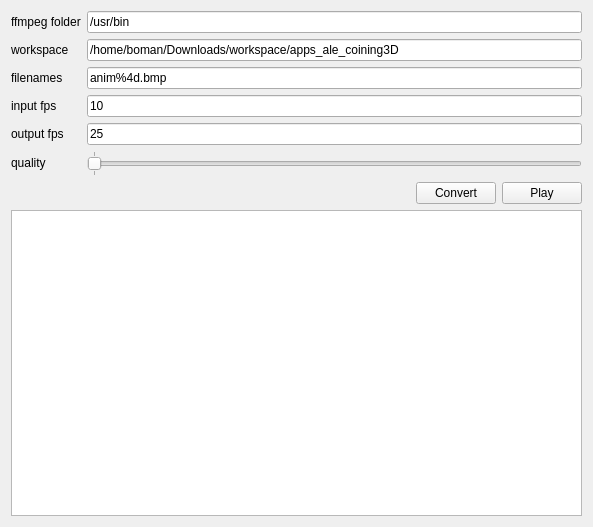
The window that apps/ffmpeg/widget.ui (rboman/progs) describes before a commit, drawn with Qt 5.
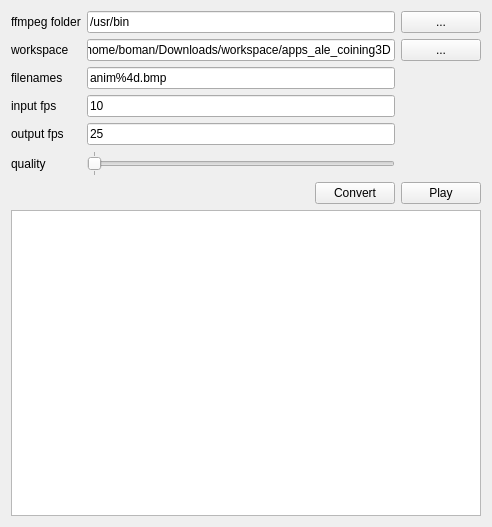
The same window after the commit.

```diff
--- a/apps/ffmpeg/widget.ui
+++ b/apps/ffmpeg/widget.ui
@@ -6,7 +6,7 @@
    <rect>
     <x>0</x>
     <y>0</y>
-    <width>593</width>
+    <width>492</width>
     <height>527</height>
    </rect>
   </property>
@@ -15,7 +15,7 @@
   </property>
   <layout class="QVBoxLayout" name="verticalLayout">
    <item>
-    <layout class="QFormLayout" name="formLayout">
+    <layout class="QGridLayout" name="gridLayout">
      <item row="0" column="0">
       <widget class="QLabel" name="label">
        <property name="text">
@@ -30,6 +30,13 @@
        </property>
       </widget>
      </item>
+     <item row="0" column="2">
+      <widget class="QPushButton" name="ffmpegfolder_Button">
+       <property name="text">
+        <string>...</string>
+       </property>
+      </widget>
+     </item>
      <item row="1" column="0">
       <widget class="QLabel" name="label_2">
        <property name="text">
@@ -44,6 +51,13 @@
        </property>
       </widget>
      </item>
+     <item row="1" column="2">
+      <widget class="QPushButton" name="workspace_Button">
+       <property name="text">
+        <string>...</string>
+       </property>
+      </widget>
+     </item>
      <item row="2" column="0">
       <widget class="QLabel" name="label_3">
        <property name="text">
```
